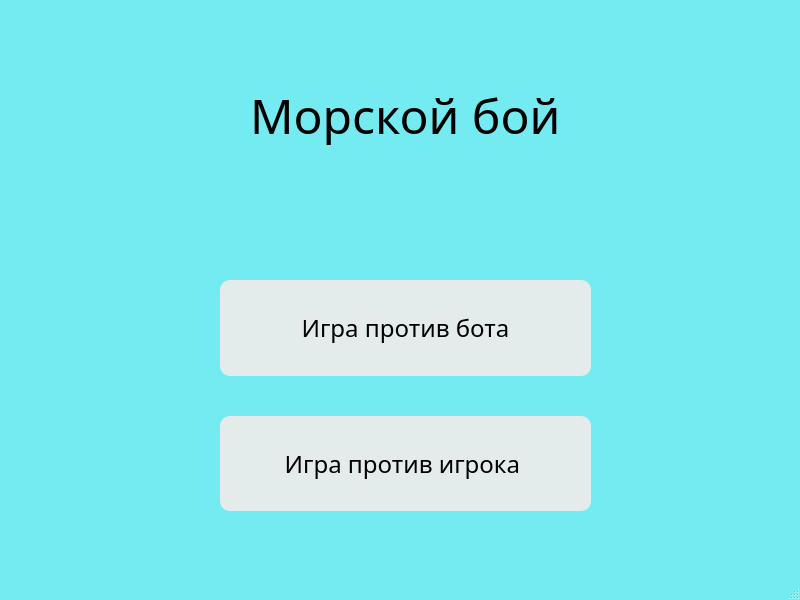
oldFiSt/Sea_Battle, file mainwindow.ui: the form before one commit.
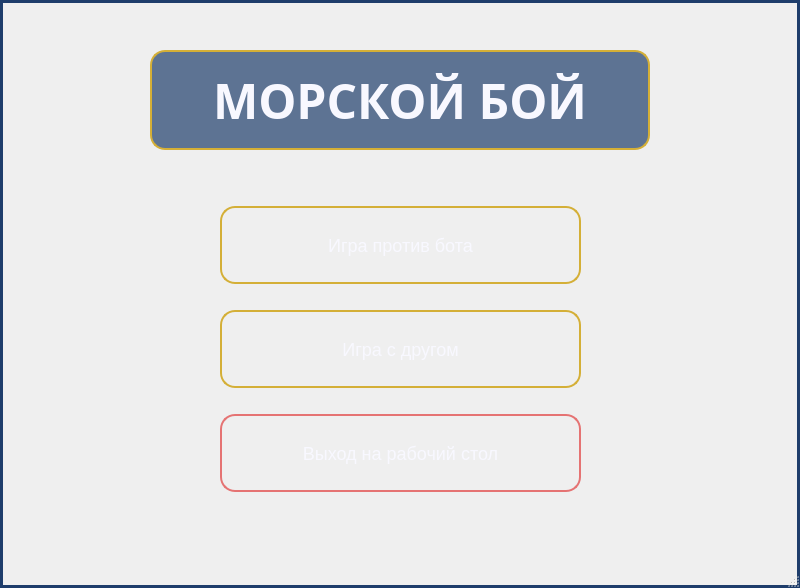
The form after the commit.

Commit message: В нашем проекте был полностью обновлён дизайн. Цвета стали более подходящими для игры в «Морской бой» — теперь используются синие оттенки, создающие атмосферу морского сражения. Для удобства игрока добавлены новые кнопки: после окончания игры можно сразу вернуться в главное меню, а в самом главном меню появилась кнопка для выхода на рабочий стол. Также было добавлено новое окно и кнопка для запуска режима игры с другом по сети. Этот режим пока находится в разработке.

Patch:
```diff
--- a/mainwindow.ui
+++ b/mainwindow.ui
@@ -7,56 +7,118 @@
     <x>0</x>
     <y>0</y>
     <width>800</width>
-    <height>600</height>
+    <height>588</height>
    </rect>
   </property>
   <property name="windowTitle">
    <string>Главное Меню</string>
   </property>
   <property name="styleSheet">
-   <string notr="true">QMainWindow{
-        background-color: rgb(116, 235, 241);
+   <string notr="true">
+QMainWindow {
+    background-color: qlineargradient(x1:0, y1:0, x2:1, y2:1,
+                                    stop:0 #0a2463, stop:1 #3e92cc);
+    border: 3px solid #1e3d6b;
+}
 
-}</string>
+QLabel {
+    color: #f8f8ff;
+    font-family: &quot;Arial Rounded MT Bold&quot;;
+    text-shadow: 2px 2px 4px rgba(0, 0, 0, 0.5);
+}
+
+QLabel#labelTitle {
+    font-size: 48px;
+    font-weight: bold;
+    color: #f8f8ff;
+    background-color: rgba(30, 61, 107, 0.7);
+    border-radius: 15px;
+    padding: 10px;
+    border: 2px solid #d4af37;
+}
+
+QPushButton {
+    background-color: qlineargradient(x1:0, y1:0, x2:0, y2:1,
+                                    stop:0 #1e3d6b, stop:1 #0a2463);
+    border: 2px solid #d4af37;
+    border-radius: 15px;
+    padding: 12px 24px;
+    font-family: &quot;Arial Rounded MT Bold&quot;;
+    font-size: 18px;
+    color: #f8f8ff;
+    min-width: 200px;
+    min-height: 50px;
+}
+
+QPushButton:hover {
+    background-color: qlineargradient(x1:0, y1:0, x2:0, y2:1,
+                                    stop:0 #3a5f8c, stop:1 #1e3d6b);
+    border: 2px solid #f8f8ff;
+}
+
+QPushButton:pressed {
+    background-color: qlineargradient(x1:0, y1:0, x2:0, y2:1,
+                                    stop:0 #0a2463, stop:1 #1e3d6b);
+}
+
+QPushButton#btnExitToDesktop {
+    min-width: 200px;
+    min-height: 50px;
+    background-color: qlineargradient(x1:0, y1:0, x2:0, y2:1,
+                                    stop:0 #c62828, stop:1 #b71c1c);
+    border: 2px solid #e57373;
+}
+
+QPushButton#btnExitToDesktop:hover {
+    background-color: qlineargradient(x1:0, y1:0, x2:0, y2:1,
+                                    stop:0 #ef5350, stop:1 #e53935);
+}
+
+QPushButton#btnExitToDesktop:pressed {
+    background-color: qlineargradient(x1:0, y1:0, x2:0, y2:1,
+                                    stop:0 #b71c1c, stop:1 #7f0000);
+}
+   </string>
   </property>
   <widget class="QWidget" name="centralwidget">
+   <widget class="QLabel" name="labelTitle">
+    <property name="geometry">
+     <rect>
+      <x>150</x>
+      <y>50</y>
+      <width>500</width>
+      <height>100</height>
+     </rect>
+    </property>
+    <property name="font">
+     <font>
+      <family>Arial Rounded MT Bold</family>
+      <pointsize>-1</pointsize>
+      <bold>true</bold>
+     </font>
+    </property>
+    <property name="text">
+     <string>МОРСКОЙ БОЙ</string>
+    </property>
+    <property name="alignment">
+     <set>Qt::AlignmentFlag::AlignCenter</set>
+    </property>
+   </widget>
    <widget class="QWidget" name="verticalLayoutWidget">
     <property name="geometry">
      <rect>
       <x>220</x>
-      <y>280</y>
-      <width>371</width>
-      <height>231</height>
+      <y>200</y>
+      <width>361</width>
+      <height>300</height>
      </rect>
     </property>
     <layout class="QVBoxLayout" name="verticalLayout">
      <property name="spacing">
-      <number>40</number>
+      <number>20</number>
      </property>
      <item>
       <widget class="QPushButton" name="pushButton">
-       <property name="sizePolicy">
-        <sizepolicy hsizetype="Minimum" vsizetype="Preferred">
-         <horstretch>0</horstretch>
-         <verstretch>0</verstretch>
-        </sizepolicy>
-       </property>
-       <property name="font">
-        <font>
-         <family>Microsoft YaHei</family>
-         <pointsize>18</pointsize>
-        </font>
-       </property>
-       <property name="styleSheet">
-        <string notr="true">QPushButton {
-        border-radius:  10px;
-        background-color: rgb(227, 235, 235);
-        border-color: rgb(170, 0, 0);
-        color: rgb(0, 0, 0);
-}
-
-</string>
-       </property>
        <property name="text">
         <string>Игра против бота</string>
        </property>
@@ -64,52 +126,20 @@
      </item>
      <item>
       <widget class="QPushButton" name="pushButton_2">
-       <property name="sizePolicy">
-        <sizepolicy hsizetype="Minimum" vsizetype="Preferred">
-         <horstretch>0</horstretch>
-         <verstretch>0</verstretch>
-        </sizepolicy>
+       <property name="text">
+        <string>Игра с другом</string>
        </property>
-       <property name="font">
-        <font>
-         <family>Microsoft YaHei</family>
-         <pointsize>18</pointsize>
-        </font>
-       </property>
-       <property name="styleSheet">
-        <string notr="true">QPushButton {
-        border-radius:  10px;
-        background-color: rgb(227, 235, 235);
-        border-color: rgb(170, 0, 0);
-        color: rgb(0, 0, 0);
-}</string>
-       </property>
+      </widget>
+     </item>
+     <item>
+      <widget class="QPushButton" name="btnExitToDesktop">
        <property name="text">
-        <string>Игра против игрока </string>
+        <string>Выход на рабочий стол</string>
        </property>
       </widget>
      </item>
     </layout>
    </widget>
-   <widget class="QLabel" name="label">
-    <property name="geometry">
-     <rect>
-      <x>250</x>
-      <y>40</y>
-      <width>331</width>
-      <height>151</height>
-     </rect>
-    </property>
-    <property name="font">
-     <font>
-      <family>Microsoft YaHei</family>
-      <pointsize>36</pointsize>
-     </font>
-    </property>
-    <property name="text">
-     <string>Морской бой </string>
-    </property>
-   </widget>
   </widget>
   <widget class="QMenuBar" name="menubar">
    <property name="geometry">
```
Left out of the diff: 2 changed lines with no effect on the pictures. The commit also changes 17 other files.
